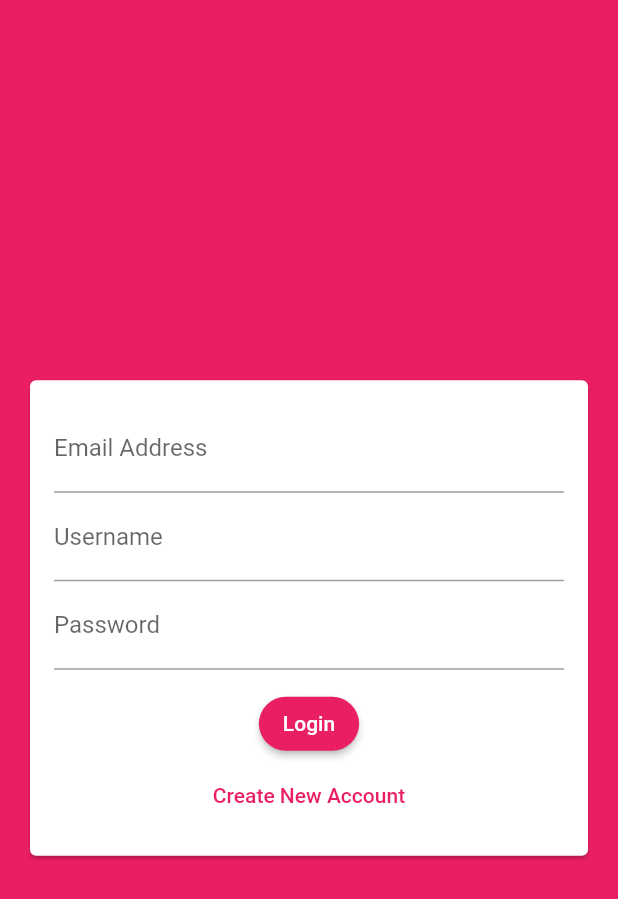
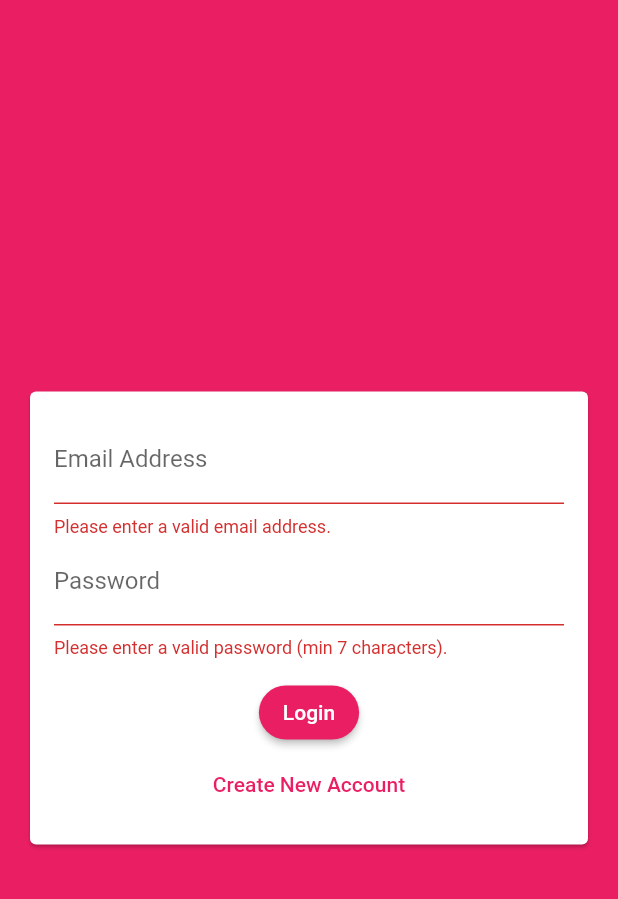
Before and after one commit to polnikovandrey/chat_app, a Flutter app: the screen it shows after launch, after a tap on "Login", on a phone screen of 412 x 824 dp. Shown: the top 899 px of the screen. Run offline on Flutter 3.47's test engine with Material 2 defaults, Android fonts, the phone set to English and light mode, and no system bars; our stand-ins replace cloud_firestore, firebase_core; accounts and stored records are empty.

Commit message:
+ AuthForm

```diff
--- a/lib/widgets/auth/auth_form.dart
+++ b/lib/widgets/auth/auth_form.dart
@@ -8,6 +8,12 @@ class AuthForm extends StatefulWidget {
 }
 
 class _AuthFormState extends State<AuthForm> {
+  final _formKey = GlobalKey<FormState>();
+  String? _userEmail;
+  String? _userName;
+  String? _userPassword;
+  bool _isLogin = true;
+
   @override
   Widget build(BuildContext context) {
     return Center(
@@ -17,29 +23,40 @@ class _AuthFormState extends State<AuthForm> {
           child: Padding(
             padding: const EdgeInsets.all(16),
             child: Form(
+              key: _formKey,
               child: Column(
                 mainAxisSize: MainAxisSize.min,
                 children: [
                   TextFormField(
+                    key: const ValueKey('email'),
+                    validator: (value) => value == null || value.isEmpty || !value.contains('@') ? 'Please enter a valid email address.' : null,
                     keyboardType: TextInputType.emailAddress,
                     decoration: const InputDecoration(labelText: 'Email Address'),
+                    onSaved: (value) => _userEmail = value,
                   ),
+                  if (!_isLogin)
+                    TextFormField(
+                      key: const ValueKey('username'),
+                      validator: (value) => value == null || value.isEmpty || value.length < 4 ? 'Please enter a valid username (min 4 characters).' : null,
+                      decoration: const InputDecoration(labelText: 'Username'),
+                      onSaved: (value) => _userName = value,
+                    ),
                   TextFormField(
-                    decoration: const InputDecoration(labelText: 'Username'),
-                  ),
-                  TextFormField(
+                    key: const ValueKey('password'),
+                    validator: (value) => value == null || value.isEmpty || value.length < 7 ? 'Please enter a valid password (min 7 characters).' : null,
                     decoration: const InputDecoration(labelText: 'Password'),
                     obscureText: true,
+                    onSaved: (value) => _userPassword = value,
                   ),
                   const SizedBox(height: 12),
                   ElevatedButton(
-                    onPressed: () {},
-                    child: const Text('Login'),
+                    onPressed: _trySubmit,
+                    child: _isLogin ? const Text('Login') : const Text('Signup'),
                   ),
                   TextButton(
-                    onPressed: () {},
-                    child: const Text('Create New Account'),
-                  )
+                    onPressed: () => setState(() => _isLogin = !_isLogin),
+                    child: _isLogin ? const Text('Create New Account') : const Text('I have an account already'),
+                  ),
                 ],
               ),
             ),
@@ -48,4 +65,15 @@ class _AuthFormState extends State<AuthForm> {
       ),
     );
   }
+
+  void _trySubmit() {
+    final formCurrentState = _formKey.currentState;
+    if (formCurrentState != null && formCurrentState.validate()) {
+      FocusScope.of(context).unfocus();
+      formCurrentState.save();
+      print(_userEmail);
+      print(_userName);
+      print(_userPassword);
+    }
+  }
 }
```
